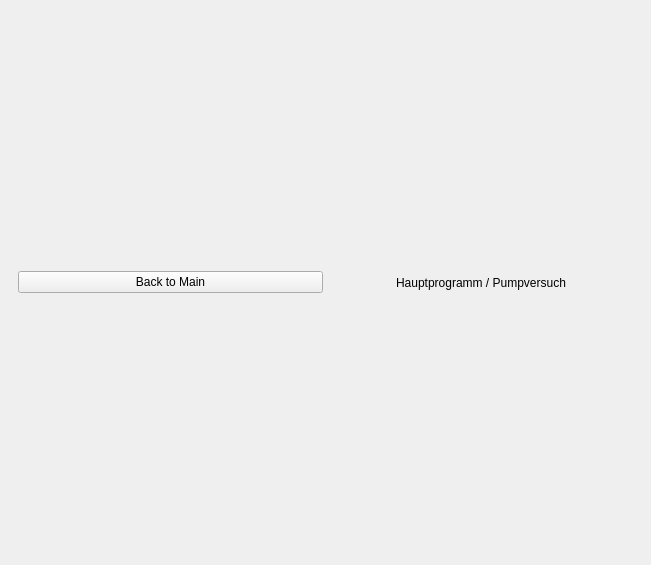
First picture: the form in mainwindow.ui, repository CHRISIzzDA/APM_Qt_UI_v1, before the edit.
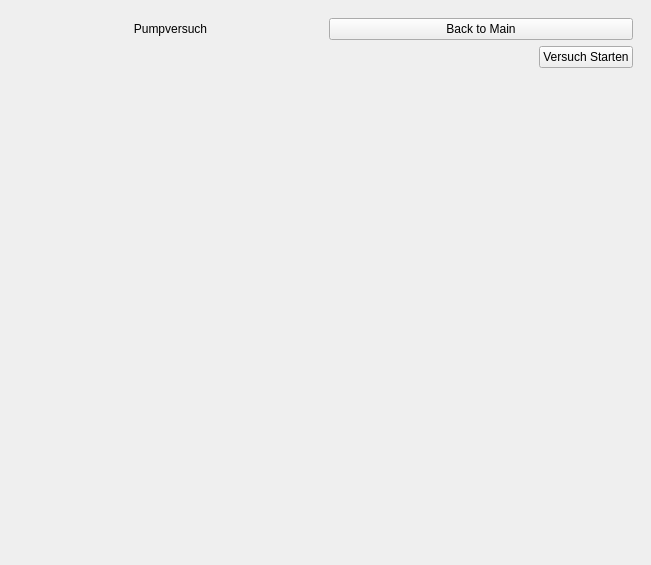
Second picture: the form after the edit. The open tabs and pages were chosen to show the change.

Patch:
```diff
--- a/mainwindow.ui
+++ b/mainwindow.ui
@@ -14,7 +14,7 @@
    <string>APM-UI</string>
   </property>
   <widget class="QWidget" name="centralwidget">
-   <layout class="QVBoxLayout" name="verticalLayout">
+   <layout class="QHBoxLayout" name="horizontalLayout_6">
     <item>
      <widget class="QStackedWidget" name="stackedWidget">
       <property name="currentIndex">
@@ -134,23 +134,70 @@
        </layout>
       </widget>
       <widget class="QWidget" name="Start">
-       <layout class="QHBoxLayout" name="horizontalLayout_3">
+       <layout class="QVBoxLayout" name="verticalLayout">
         <item>
-         <widget class="QPushButton" name="pb_back_start">
-          <property name="text">
-           <string>Back to Main</string>
-          </property>
-         </widget>
+         <layout class="QHBoxLayout" name="horizontalLayout_3">
+          <item>
+           <widget class="QLabel" name="label_2">
+            <property name="sizePolicy">
+             <sizepolicy hsizetype="Minimum" vsizetype="Minimum">
+              <horstretch>0</horstretch>
+              <verstretch>0</verstretch>
+             </sizepolicy>
+            </property>
+            <property name="text">
+             <string>Pumpversuch</string>
+            </property>
+            <property name="alignment">
+             <set>Qt::AlignCenter</set>
+            </property>
+           </widget>
+          </item>
+          <item>
+           <widget class="QPushButton" name="pb_back_start">
+            <property name="text">
+             <string>Back to Main</string>
+            </property>
+           </widget>
+          </item>
+         </layout>
         </item>
         <item>
-         <widget class="QLabel" name="label_2">
-          <property name="text">
-           <string>Hauptprogramm / Pumpversuch</string>
+         <layout class="QHBoxLayout" name="horizontalLayout_5">
+          <item>
+           <spacer name="horizontalSpacer_2">
+            <property name="orientation">
+             <enum>Qt::Horizontal</enum>
+            </property>
+            <property name="sizeHint" stdset="0">
+             <size>
+              <width>40</width>
+              <height>20</height>
+             </size>
+            </property>
+           </spacer>
+          </item>
+          <item>
+           <widget class="QPushButton" name="pushButton">
+            <property name="text">
+             <string>Versuch Starten</string>
+            </property>
+           </widget>
+          </item>
+         </layout>
+        </item>
+        <item>
+         <spacer name="verticalSpacer">
+          <property name="orientation">
+           <enum>Qt::Vertical</enum>
           </property>
-          <property name="alignment">
-           <set>Qt::AlignCenter</set>
+          <property name="sizeHint" stdset="0">
+           <size>
+            <width>20</width>
+            <height>468</height>
+           </size>
           </property>
-         </widget>
+         </spacer>
         </item>
        </layout>
       </widget>
```
